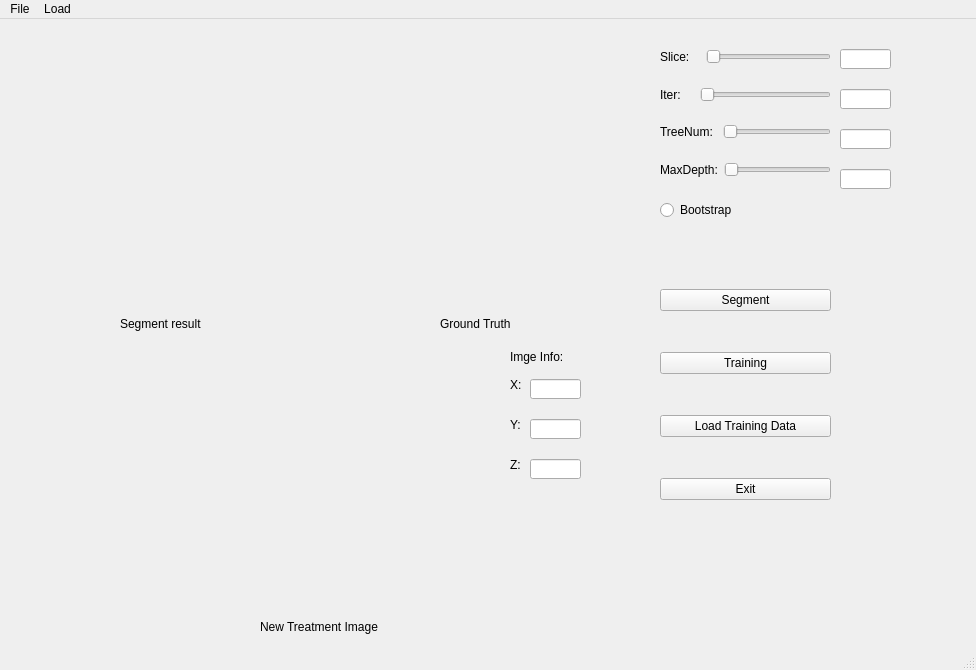
Above: src/main/UI/MainWindow.ui from dhj199268/ProSegCode before the change. Below: the same form after it.
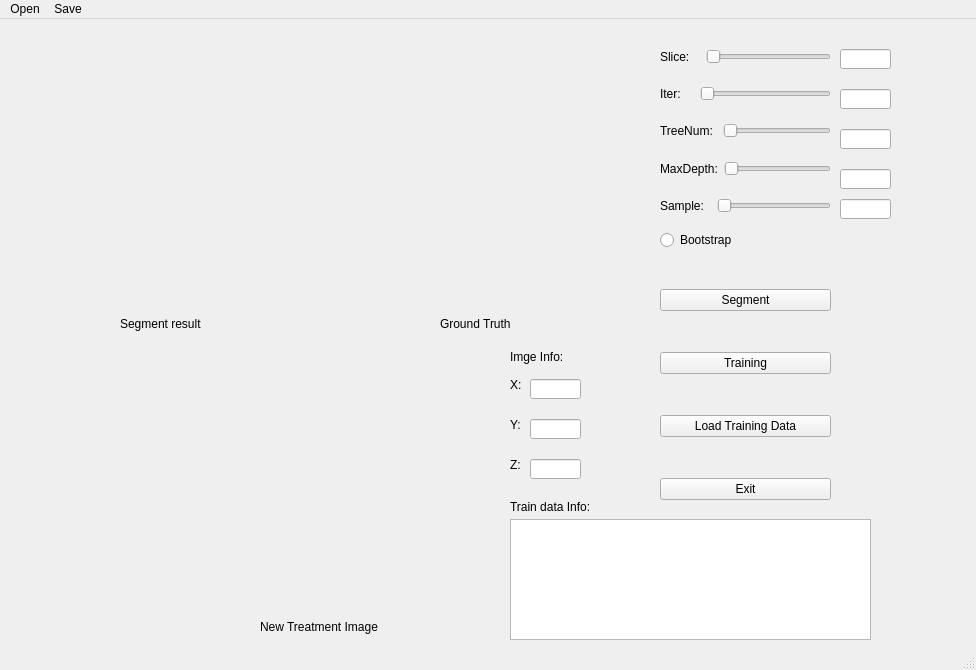
That is the form after the change.

```diff
--- a/src/main/UI/MainWindow.ui
+++ b/src/main/UI/MainWindow.ui
@@ -138,7 +138,7 @@
       <x>660</x>
       <y>30</y>
       <width>171</width>
-      <height>171</height>
+      <height>201</height>
      </rect>
     </property>
     <layout class="QVBoxLayout" name="verticalLayout_3">
@@ -266,6 +266,37 @@
        </property>
       </spacer>
      </item>
+     <item>
+      <layout class="QHBoxLayout" name="horizontalLayout_6">
+       <item>
+        <widget class="QLabel" name="samplelabel">
+         <property name="text">
+          <string>Sample:  </string>
+         </property>
+        </widget>
+       </item>
+       <item>
+        <widget class="QSlider" name="sampleSlider">
+         <property name="orientation">
+          <enum>Qt::Horizontal</enum>
+         </property>
+        </widget>
+       </item>
+      </layout>
+     </item>
+     <item>
+      <spacer name="verticalSpacer_8">
+       <property name="orientation">
+        <enum>Qt::Vertical</enum>
+       </property>
+       <property name="sizeHint" stdset="0">
+        <size>
+         <width>20</width>
+         <height>13</height>
+        </size>
+       </property>
+      </spacer>
+     </item>
      <item>
       <widget class="QRadioButton" name="BootstrapButton">
        <property name="text">
@@ -397,6 +428,39 @@
      </rect>
     </property>
    </widget>
+   <widget class="QLabel" name="label_7">
+    <property name="geometry">
+     <rect>
+      <x>510</x>
+      <y>480</y>
+      <width>101</width>
+      <height>16</height>
+     </rect>
+    </property>
+    <property name="text">
+     <string>Train data Info:</string>
+    </property>
+   </widget>
+   <widget class="QTextEdit" name="trainDataInfoEdit">
+    <property name="geometry">
+     <rect>
+      <x>510</x>
+      <y>500</y>
+      <width>361</width>
+      <height>121</height>
+     </rect>
+    </property>
+   </widget>
+   <widget class="QLineEdit" name="sampleEdit">
+    <property name="geometry">
+     <rect>
+      <x>840</x>
+      <y>180</y>
+      <width>51</width>
+      <height>20</height>
+     </rect>
+    </property>
+   </widget>
   </widget>
   <widget class="QMenuBar" name="menubar">
    <property name="geometry">
@@ -407,22 +471,22 @@
      <height>23</height>
     </rect>
    </property>
-   <widget class="QMenu" name="menuFile">
+   <widget class="QMenu" name="menuOpen">
     <property name="title">
-     <string>File</string>
+     <string>Open</string>
     </property>
     <addaction name="actionOpen"/>
     <addaction name="actionSave"/>
    </widget>
-   <widget class="QMenu" name="menuLoad">
+   <widget class="QMenu" name="menuSave">
     <property name="title">
-     <string>Load</string>
+     <string>Save</string>
     </property>
     <addaction name="actionLoad_model"/>
     <addaction name="actionLoad_GroundImg"/>
    </widget>
-   <addaction name="menuFile"/>
-   <addaction name="menuLoad"/>
+   <addaction name="menuOpen"/>
+   <addaction name="menuSave"/>
   </widget>
   <widget class="QStatusBar" name="statusbar"/>
   <action name="actionOpen">
```
Left out of the diff: 59 changed lines with no effect on the pictures.
